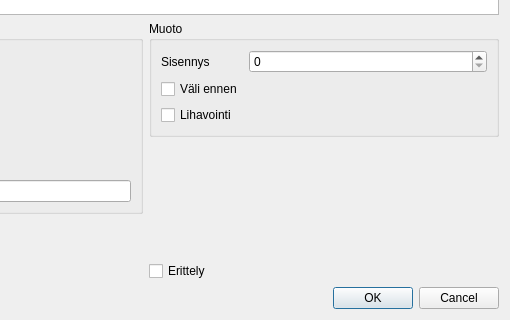
Above: kitupiikki/maaritys/raportinmuokkaus/raportinmuokkausdialogi.ui from artoh/kitupiikki before the change; both pictures show x 218 to 728 and y 256 to 576 of the 728 by 576 pixel window. Below: the same form after it.
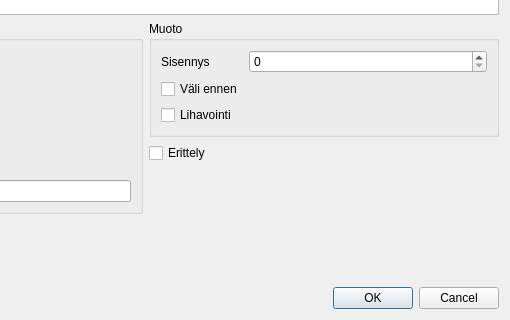
That is the form after the change.

Patch:
```diff
--- a/kitupiikki/maaritys/raportinmuokkaus/raportinmuokkausdialogi.ui
+++ b/kitupiikki/maaritys/raportinmuokkaus/raportinmuokkausdialogi.ui
@@ -132,6 +132,13 @@
          </layout>
         </widget>
        </item>
+       <item>
+        <widget class="QCheckBox" name="erittelyCheck">
+         <property name="text">
+          <string>Erittely</string>
+         </property>
+        </widget>
+       </item>
        <item>
         <spacer name="verticalSpacer_2">
          <property name="orientation">
@@ -145,13 +152,6 @@
          </property>
         </spacer>
        </item>
-       <item>
-        <widget class="QCheckBox" name="erittelyCheck">
-         <property name="text">
-          <string>Erittely</string>
-         </property>
-        </widget>
-       </item>
       </layout>
      </item>
     </layout>
```
